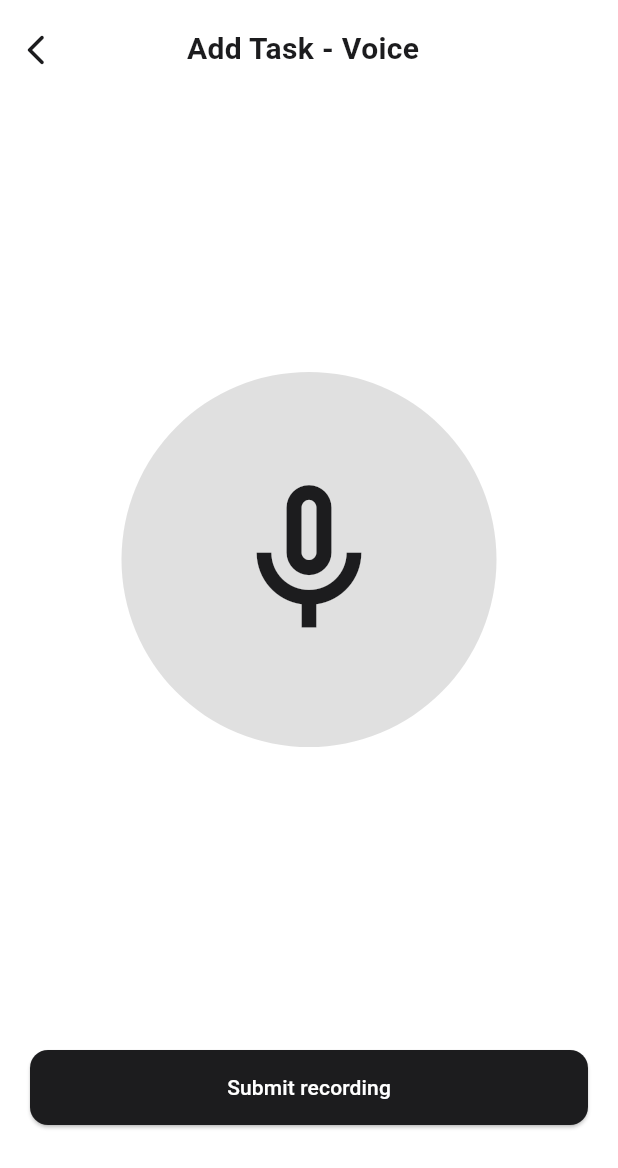
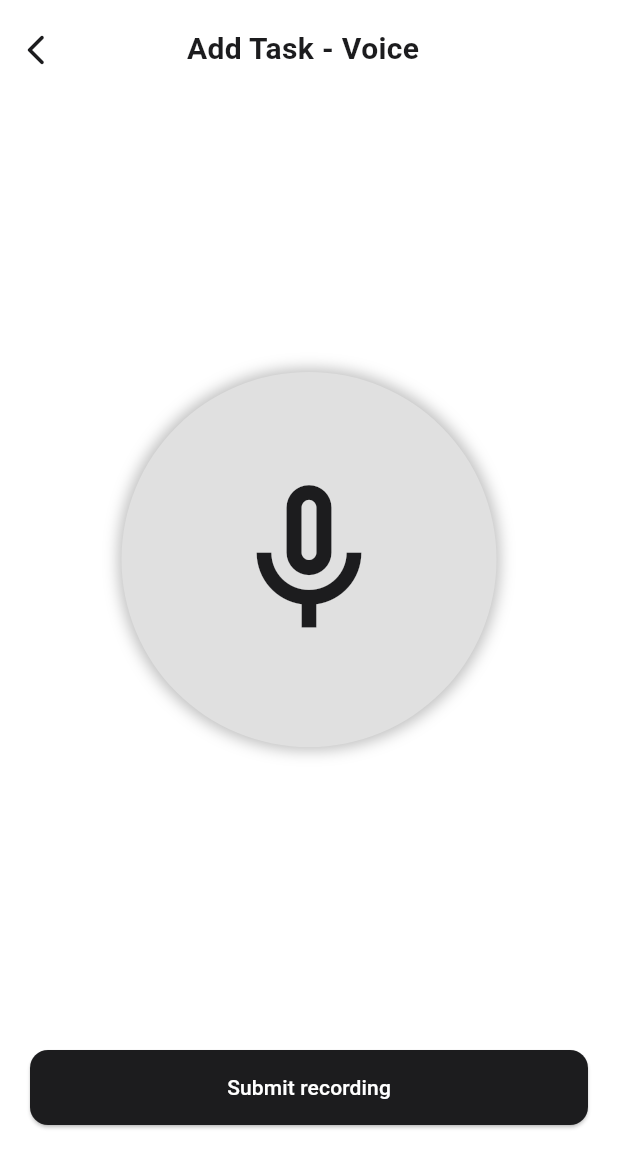
Before and after one commit to Faizan-Afzal2/marham_softec_frontend, a Flutter app: the AddTaskThroughVoice screen opened directly, on a phone screen of 412 x 824 dp. Shown: the top 1168 px of the screen. Run offline on Flutter 3.47's test engine with Material 3 defaults, Android fonts, the phone set to English and light mode, and no system bars; our stand-ins replace fl_chart, go_router, google_fonts, image_picker, percent_indicator, shared_preferences and 1 more; accounts and stored records are empty; network calls fail.

Commit message:
Update add task by voice UI

```diff
--- a/lib/features/addTask/view/add-task_by_voice.dart
+++ b/lib/features/addTask/view/add-task_by_voice.dart
@@ -23,7 +23,18 @@ class _AddTaskThroughVoiceState extends State<AddTaskThroughVoice> {
               mainAxisAlignment: MainAxisAlignment.center,
               children: [
                 Spacer(),
-                CircleAvatar(
+                Container(
+                  decoration: BoxDecoration(
+                borderRadius: BorderRadius.circular(125),
+                boxShadow: [
+                  BoxShadow(
+                    color: Colors.black26,
+                    blurRadius: 8,
+                    spreadRadius: 2,
+                  ),
+                ],
+              ),
+                  child: CircleAvatar(
                     radius: 125,
                     backgroundColor: Colors.grey.shade300,
                     child: IconButton(
@@ -39,6 +50,7 @@ class _AddTaskThroughVoiceState extends State<AddTaskThroughVoice> {
                       },
                     ),
                   ),
+                ),
                 Spacer(),
                 Padding(
                     padding: EdgeInsetsDirectional.all(20),
```
Lines whose indentation alone changed are shown as unchanged.
